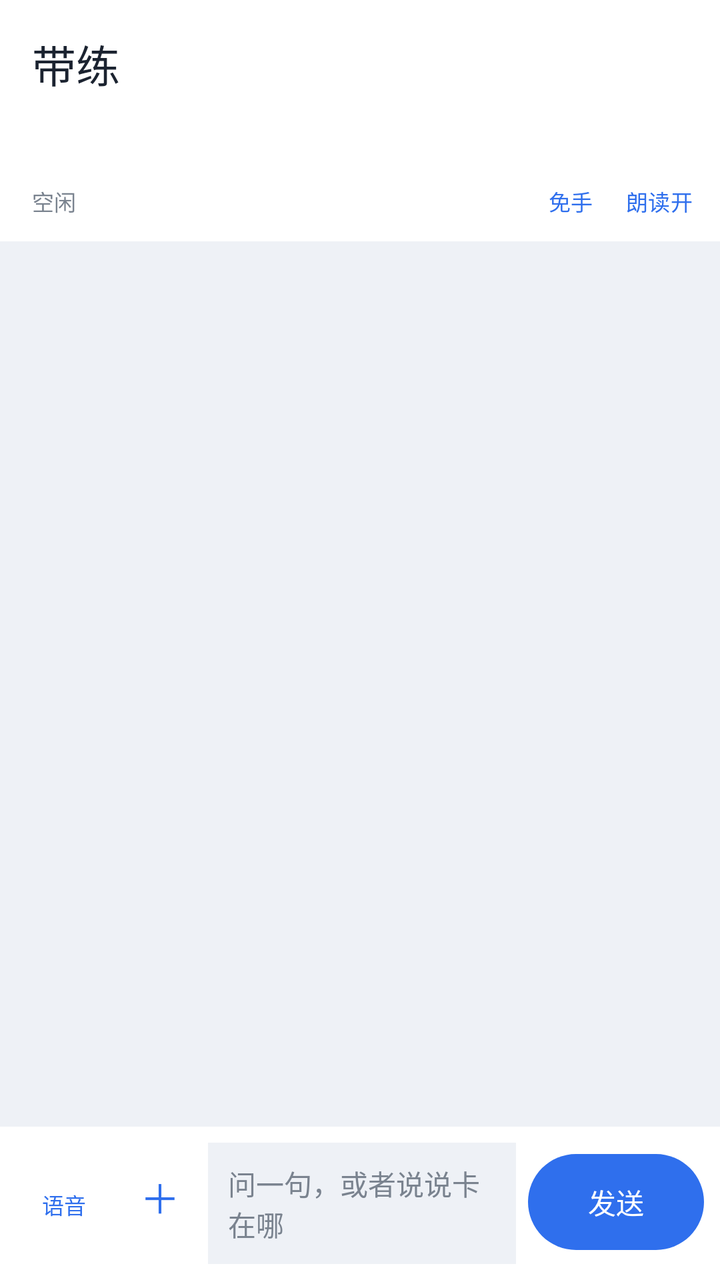
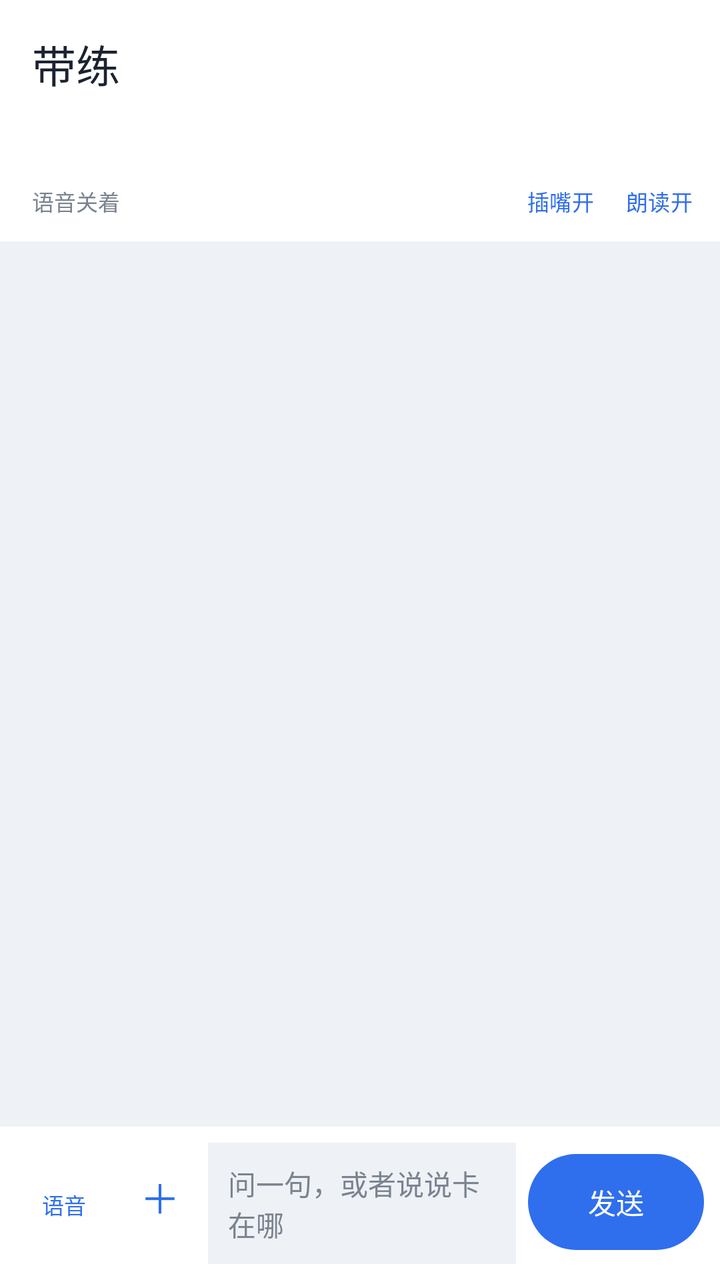

Two renders of the same Android screen: before a commit and after it. Below are the layout's source before the change and the commit's diff.
<!-- AndroidManifest.xml: application theme Theme.StudyBot -->
<!-- res/layout/activity_chat.xml -->
<?xml version="1.0" encoding="utf-8"?>
<LinearLayout xmlns:android="http://schemas.android.com/apk/res/android"
    xmlns:app="http://schemas.android.com/apk/res-auto"
    android:layout_width="match_parent"
    android:layout_height="match_parent"
    android:background="@color/bg"
    android:orientation="vertical">

    <com.google.android.material.appbar.MaterialToolbar
        android:id="@+id/toolbar"
        android:layout_width="match_parent"
        android:layout_height="?attr/actionBarSize"
        android:background="@color/card"
        app:title="带练"
        app:titleTextColor="@color/text" />

    <TextView
        android:id="@+id/stateBar"
        android:layout_width="match_parent"
        android:layout_height="wrap_content"
        android:background="@color/card"
        android:paddingStart="16dp"
        android:paddingEnd="16dp"
        android:paddingBottom="6dp"
        android:textColor="@color/muted"
        android:textSize="11sp" />

    
    <LinearLayout
        android:layout_width="match_parent"
        android:layout_height="wrap_content"
        android:background="@color/card"
        android:gravity="center_vertical"
        android:orientation="horizontal"
        android:paddingStart="16dp"
        android:paddingEnd="6dp"
        android:paddingBottom="4dp">

        <TextView
            android:id="@+id/voiceState"
            android:layout_width="0dp"
            android:layout_height="wrap_content"
            android:layout_weight="1"
            android:text="空闲"
            android:textColor="@color/muted"
            android:textSize="11sp" />

        <com.google.android.material.button.MaterialButton
            android:id="@+id/modeButton"
            style="@style/Widget.Material3.Button.TextButton"
            android:layout_width="wrap_content"
            android:layout_height="32dp"
            android:insetTop="0dp"
            android:insetBottom="0dp"
            android:minHeight="0dp"
            android:minWidth="0dp"
            android:paddingStart="8dp"
            android:paddingEnd="8dp"
            android:text="免手"
            android:textSize="11sp" />

        <com.google.android.material.button.MaterialButton
            android:id="@+id/ttsButton"
            style="@style/Widget.Material3.Button.TextButton"
            android:layout_width="wrap_content"
            android:layout_height="32dp"
            android:insetTop="0dp"
            android:insetBottom="0dp"
            android:minHeight="0dp"
            android:minWidth="0dp"
            android:paddingStart="8dp"
            android:paddingEnd="8dp"
            android:text="朗读开"
            android:textSize="11sp" />
    </LinearLayout>

    <ScrollView
        android:id="@+id/scroll"
        android:layout_width="match_parent"
        android:layout_height="0dp"
        android:layout_weight="1"
        android:fillViewport="true">

        <LinearLayout
            android:id="@+id/messages"
            android:layout_width="match_parent"
            android:layout_height="wrap_content"
            android:orientation="vertical"
            android:padding="12dp" />
    </ScrollView>

    <LinearLayout
        android:layout_width="match_parent"
        android:layout_height="wrap_content"
        android:background="@color/card"
        android:gravity="bottom"
        android:orientation="horizontal"
        android:padding="8dp">

        <com.google.android.material.button.MaterialButton
            android:id="@+id/micButton"
            style="@style/Widget.Material3.Button.TextButton"
            android:layout_width="48dp"
            android:layout_height="48dp"
            android:contentDescription="语音"
            android:insetTop="0dp"
            android:insetBottom="0dp"
            android:minWidth="0dp"
            android:paddingStart="0dp"
            android:paddingEnd="0dp"
            android:text="语音"
            android:textSize="11sp" />

        <com.google.android.material.button.MaterialButton
            android:id="@+id/moreButton"
            style="@style/Widget.Material3.Button.TextButton"
            android:layout_width="48dp"
            android:layout_height="48dp"
            android:insetTop="0dp"
            android:insetBottom="0dp"
            android:text="＋"
            android:textSize="20sp" />

        <EditText
            android:id="@+id/input"
            android:layout_width="0dp"
            android:layout_height="wrap_content"
            android:layout_weight="1"
            android:background="@color/bg"
            android:hint="问一句，或者说说卡在哪"
            android:inputType="textMultiLine|textCapSentences"
            android:maxLines="4"
            android:minHeight="48dp"
            android:padding="10dp"
            android:textColor="@color/text"
            android:textColorHint="@color/muted"
            android:textSize="14sp" />

        <com.google.android.material.button.MaterialButton
            android:id="@+id/sendButton"
            android:layout_width="wrap_content"
            android:layout_height="48dp"
            android:layout_marginStart="6dp"
            android:insetTop="0dp"
            android:insetBottom="0dp"
            android:text="发送" />
    </LinearLayout>

</LinearLayout>
<!-- resources referenced by this layout -->
<resources>
  <color name="bg">#EEF1F6</color>
  <color name="card">#FFFFFF</color>
  <color name="muted">#7A838F</color>
  <color name="text">#1B2330</color>
  <style name="Theme.StudyBot" parent="Theme.Material3.Light.NoActionBar">
          <item name="colorPrimary">@color/primary</item>
          <item name="colorOnPrimary">@color/on_primary</item>
          <item name="colorSecondary">@color/secondary</item>
          <item name="android:colorBackground">@color/bg</item>
          <item name="colorSurface">@color/card</item>
          <item name="android:statusBarColor">@color/card</item>
          <item name="android:windowLightStatusBar">true</item>
      </style>
  <color name="primary">#2F6FED</color>
  <color name="on_primary">#FFFFFF</color>
  <color name="secondary">#1F9D55</color>
</resources>

<!-- the commit's change to res/layout/activity_chat.xml (unified diff, before → after) -->
@@ -41,7 +41,7 @@
             android:layout_width="0dp"
             android:layout_height="wrap_content"
             android:layout_weight="1"
-            android:text="空闲"
+            android:text="语音关着"
             android:textColor="@color/muted"
             android:textSize="11sp" />
 
@@ -56,7 +56,7 @@
             android:minWidth="0dp"
             android:paddingStart="8dp"
             android:paddingEnd="8dp"
-            android:text="免手"
+            android:text="插嘴开"
             android:textSize="11sp" />
 
         <com.google.android.material.button.MaterialButton
